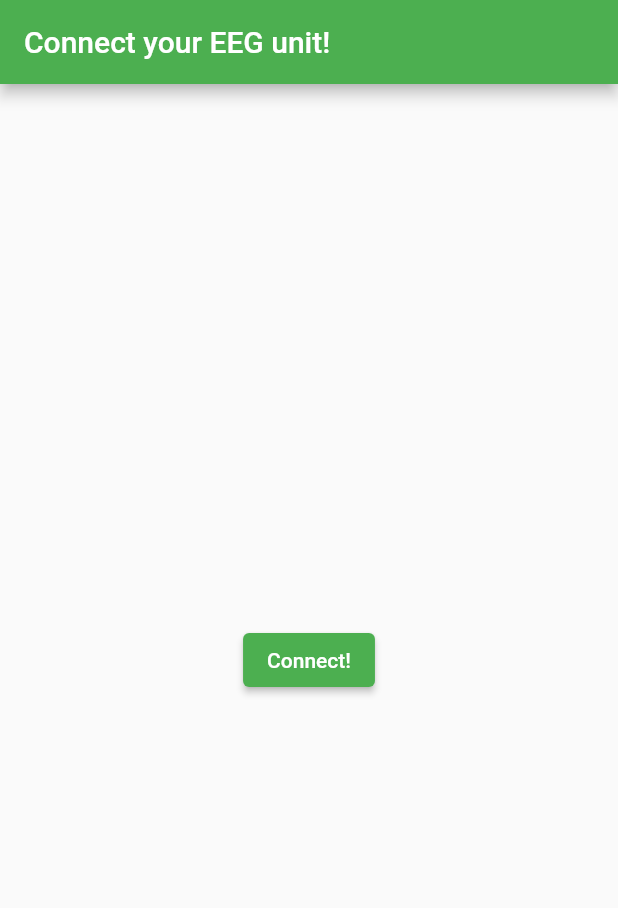
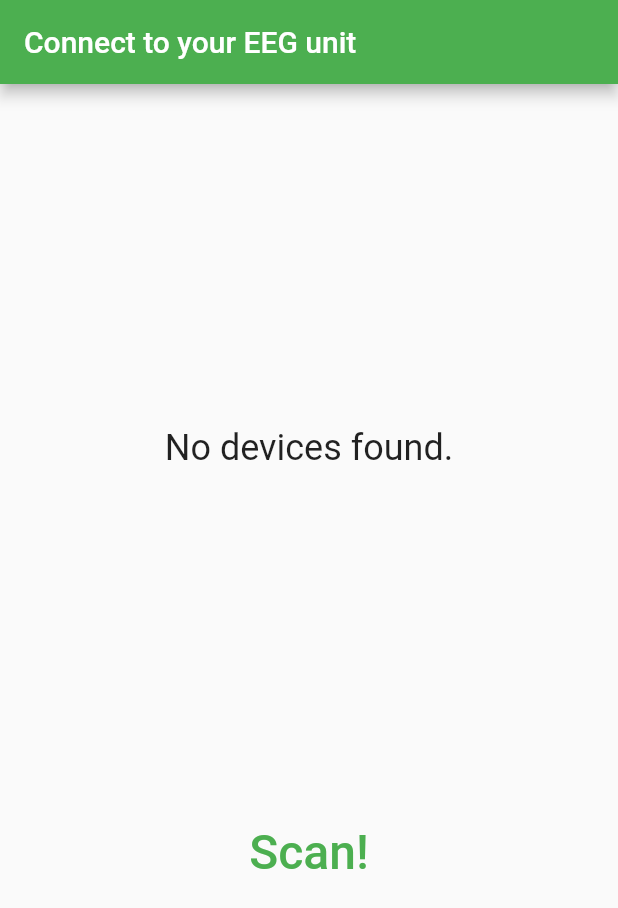
Before and after one commit to jmtorsvik/iot-4-eeg, a Flutter app: the screen it shows after launch, on a phone screen of 412 x 824 dp. Shown: the top 908 px of the screen. Run offline on Flutter 3.47's test engine with Material 2 defaults, Android fonts, the phone set to English and light mode, and no system bars; our stand-ins replace flutter_blue_plus.

Commit message:
Scan for and display BLE devices with known name

```diff
--- /dev/null
+++ b/eeg/connection_app/lib/device_list.dart
@@ -0,0 +1,18 @@
+import 'package:flutter/material.dart';
+import 'package:flutter_blue_plus/flutter_blue_plus.dart';
+
+class DeviceList extends StatelessWidget {
+  const DeviceList(this.devices, {super.key});
+
+  final Set<BluetoothDevice> devices;
+
+  @override
+  Widget build(BuildContext context) {
+    return Column(
+      children: devices
+          .map((device) =>
+              Text(device.name, style: const TextStyle(fontSize: 24)))
+          .toList(),
+    );
+  }
+}
--- /dev/null
+++ b/eeg/connection_app/lib/home_screen.dart
@@ -0,0 +1,69 @@
+import 'package:flutter/material.dart';
+import 'package:flutter_blue_plus/flutter_blue_plus.dart';
+
+import 'device_list.dart';
+
+class HomeScreen extends StatefulWidget {
+  const HomeScreen({
+    super.key,
+  });
+
+  @override
+  State<HomeScreen> createState() => _HomeScreenState();
+}
+
+class _HomeScreenState extends State<HomeScreen> {
+  final FlutterBluePlus _flutterBlue = FlutterBluePlus.instance;
+  Set<BluetoothDevice> _scannedDevices = {};
+  bool _isScanning = false;
+
+  void scanPeripherals() async {
+    Set<BluetoothDevice> devices = {};
+
+    _flutterBlue.scanResults.listen((results) {
+      print("Scanning for nearby BLE devices...");
+      for (ScanResult result in results) {
+        result.device.name.isNotEmpty && devices.add(result.device);
+      }
+    });
+
+    print("Starting scan");
+    setState(() => _isScanning = true);
+
+    await _flutterBlue.startScan(timeout: const Duration(seconds: 5));
+
+    print("Stopping scan");
+    _flutterBlue.stopScan();
+    setState(() => _isScanning = false);
+
+    for (BluetoothDevice device in devices) {
+      print("Found device: $device");
+    }
+
+    setState(() => _scannedDevices = devices);
+  }
+
+  @override
+  Widget build(BuildContext context) {
+    return Scaffold(
+      appBar: AppBar(title: const Text('Connect to your EEG unit')),
+      body: Center(
+        child: Column(
+          mainAxisAlignment: MainAxisAlignment.spaceEvenly,
+          children: [
+            _isScanning
+                ? const Text("Scanning...", style: TextStyle(fontSize: 24))
+                : _scannedDevices.isEmpty
+                    ? const Text("No devices found.",
+                        style: TextStyle(fontSize: 24))
+                    : DeviceList(_scannedDevices),
+            TextButton(
+              onPressed: scanPeripherals,
+              child: const Text('Scan!', style: TextStyle(fontSize: 32)),
+            ),
+          ],
+        ),
+      ),
+    );
+  }
+}
--- a/eeg/connection_app/lib/main.dart
+++ b/eeg/connection_app/lib/main.dart
@@ -1,6 +1,6 @@
 import 'package:flutter/material.dart';
 
-import 'widgets/connect_button.dart';
+import 'home_screen.dart';
 
 void main() {
   runApp(const ConnectionApp());
@@ -14,12 +14,7 @@ class ConnectionApp extends StatelessWidget {
     return MaterialApp(
       title: 'Connection App',
       theme: ThemeData(primarySwatch: Colors.green),
-      home: Scaffold(
-        appBar: AppBar(title: const Text('Connect your EEG unit!')),
-        body: Center(
-          child: ConnectButton(),
-        ),
-      ),
+      home: const HomeScreen(),
     );
   }
 }
--- a/eeg/connection_app/lib/widgets/connect_button.dart
+++ /dev/null
@@ -1,40 +0,0 @@
-import 'package:flutter/material.dart';
-import 'package:flutter_blue_plus/flutter_blue_plus.dart';
-
-class ConnectButton extends StatelessWidget {
-  ConnectButton({
-    super.key,
-  });
-
-  final FlutterBluePlus flutterBlue = FlutterBluePlus.instance;
-
-  //Set<ScanResult> scanPeripherals() {
-  void scanPeripherals() {
-    print("Starting scan");
-    flutterBlue.startScan(timeout: const Duration(seconds: 20));
-
-    //Set<ScanResult> scanResults = {};
-    flutterBlue.scanResults.listen((results) {
-      print("Scanning...");
-      print("Results: $results");
-      //scanResults.addAll(results);
-    });
-
-    //print("Stopping scan");
-    //flutterBlue.stopScan();
-
-    //return scanResults;
-  }
-
-  @override
-  Widget build(BuildContext context) {
-    return ElevatedButton(
-      onPressed: () {
-        scanPeripherals();
-        //print("Results from Peripheral Scan:");
-        //for (ScanResult result in scanPeripherals()) print(result.device.name);
-      },
-      child: const Text('Connect!'),
-    );
-  }
-}
```
